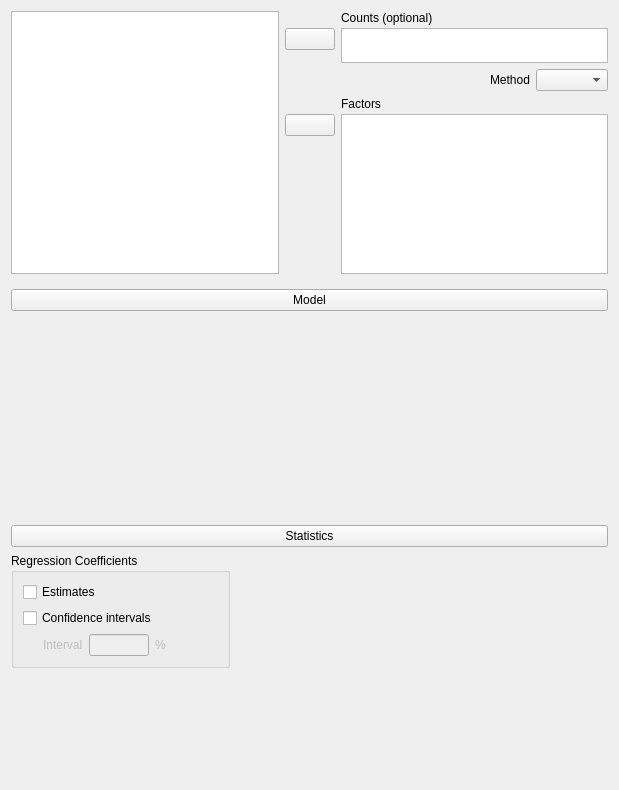
This is JASP-Desktop/analysisforms/regressionloglinearform.ui in jasp-stats/jasp-desktop as Qt 5 draws it before an edit. The edited form follows.
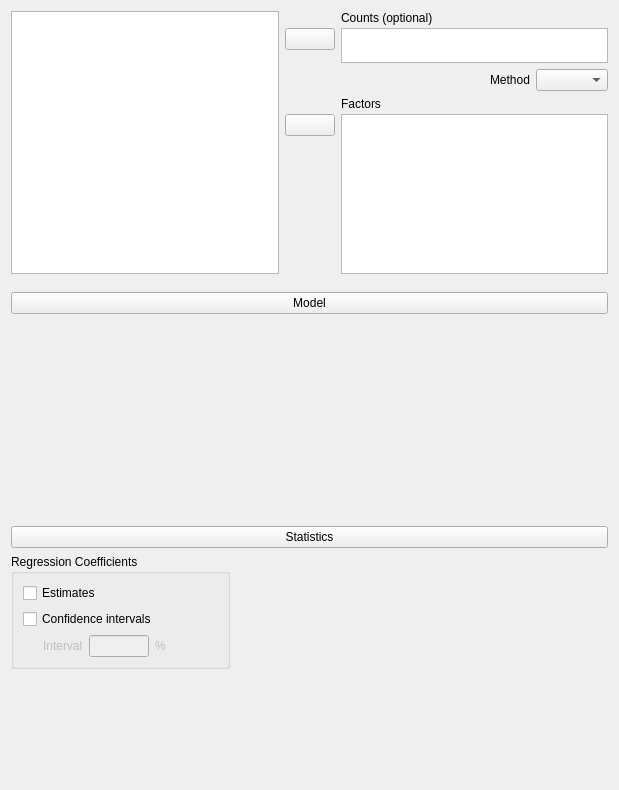
This is the edited form. Custom widgets are drawn as their Qt base class.

Patch:
```diff
--- a/JASP-Desktop/analysisforms/regressionloglinearform.ui
+++ b/JASP-Desktop/analysisforms/regressionloglinearform.ui
@@ -20,6 +20,9 @@
    <string>Form</string>
   </property>
   <layout class="QVBoxLayout" name="verticalLayout">
+   <property name="spacing">
+    <number>0</number>
+   </property>
    <item>
     <widget class="QWidget" name="topWidget" native="true">
      <property name="sizePolicy">
@@ -38,9 +41,6 @@
       <property name="rightMargin">
        <number>0</number>
       </property>
-      <property name="bottomMargin">
-       <number>0</number>
-      </property>
       <property name="verticalSpacing">
        <number>3</number>
       </property>
@@ -254,7 +254,7 @@
        <number>0</number>
       </property>
       <property name="bottomMargin">
-       <number>0</number>
+       <number>3</number>
       </property>
       <item row="0" column="0">
        <widget class="ExpanderButton" name="expanderModel">
@@ -289,13 +289,13 @@
        <number>0</number>
       </property>
       <property name="topMargin">
-       <number>2</number>
+       <number>3</number>
       </property>
       <property name="rightMargin">
        <number>0</number>
       </property>
       <property name="bottomMargin">
-       <number>0</number>
+       <number>3</number>
       </property>
       <item row="0" column="0">
        <widget class="ExpanderButton" name="pushButton">
```
